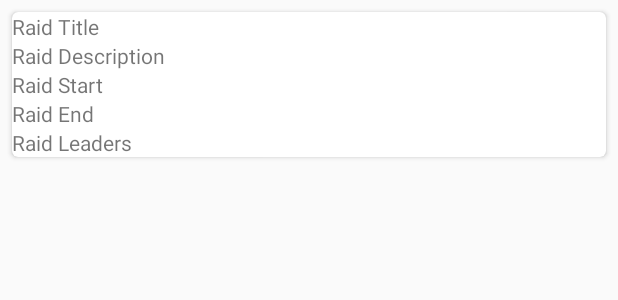
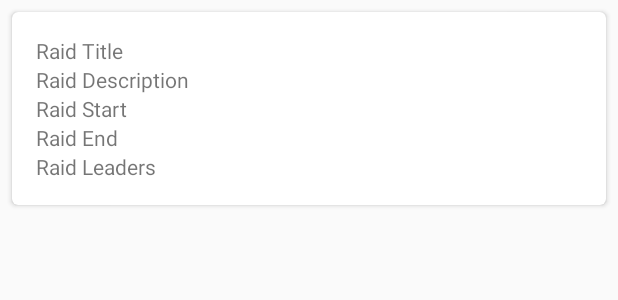
Before and after one commit to dhartwich1991/gc_gaming_android, an Android app: the layout entry_available_raids.xml on its own in the app's theme, with its tools: preview values and no code run, on a phone screen of 412 x 824 dp. Shown: the top 300 px of the screen. Run offline under Robolectric (Android 15) with nearby library versions, the phone set to English and light mode, and no system bars.

```diff
--- a/app/build.gradle
+++ b/app/build.gradle
@@ -6,6 +6,7 @@ android {
 
     defaultConfig {
         applicationId "com.jdapplications.gcgaming"
+
         minSdkVersion 14
         targetSdkVersion 21
         versionCode 1
--- a/app/src/main/java/com/jdapplications/gcgaming/activities/StartActivity.java
+++ b/app/src/main/java/com/jdapplications/gcgaming/activities/StartActivity.java
@@ -31,6 +31,7 @@ public class StartActivity extends ActionBarActivity implements View.OnClickList
     protected void onCreate(Bundle savedInstanceState) {
         super.onCreate(savedInstanceState);
         setContentView(R.layout.activity_start);
+        getSupportActionBar().setTitle("Login");
         registerTextView = (TextView) findViewById(R.id.registerAsNew);
         registerTextView.setOnClickListener(this);
         loginSubmitButton = (Button) findViewById(R.id.buttonLogin);
--- a/app/src/main/res/layout/entry_available_raids.xml
+++ b/app/src/main/res/layout/entry_available_raids.xml
@@ -1,6 +1,5 @@
 <?xml version="1.0" encoding="utf-8"?>
 <LinearLayout xmlns:android="http://schemas.android.com/apk/res/android"
-    xmlns:text="http://schemas.android.com/tools"
     android:orientation="vertical"
     android:layout_width="match_parent"
     android:layout_height="match_parent">
@@ -16,7 +15,8 @@
         <LinearLayout
             android:layout_width="match_parent"
             android:layout_height="match_parent"
-            android:orientation="vertical">
+            android:orientation="vertical"
+            android:padding="16dp">
 
             <TextView
                 android:id="@+id/raid_title"
--- a/app/src/main/res/values/strings.xml
+++ b/app/src/main/res/values/strings.xml
@@ -1,10 +1,10 @@
 <?xml version="1.0" encoding="utf-8"?>
 <resources>
 
-    <string name="app_name">gCGaming</string>
+    <string name="app_name">gC Gaming</string>
     <string name="hello_world">Hello world!</string>
     <string name="action_settings">Settings</string>
-    <string name="title_activity_start">StartActivity</string>
+    <string name="title_activity_start">Login</string>
     <string name="title_activity_available_raids">AvailableRaids</string>
 
 </resources>
```
Also changed, not shown: app/src/main/AndroidManifest.xml (+7 -10 lines).
